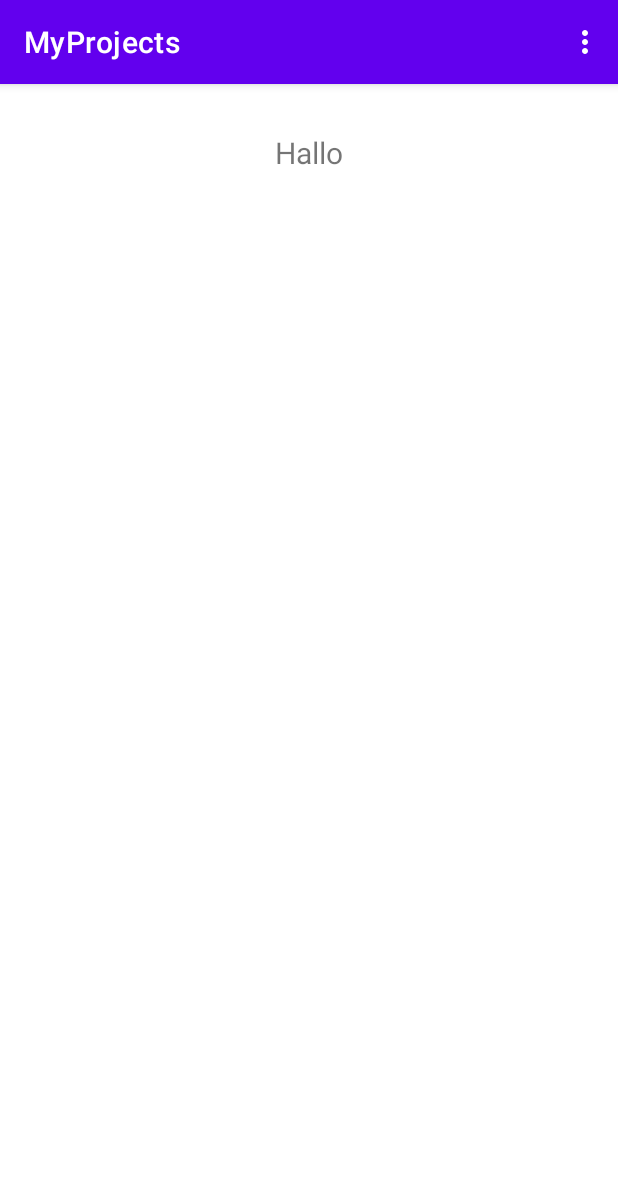
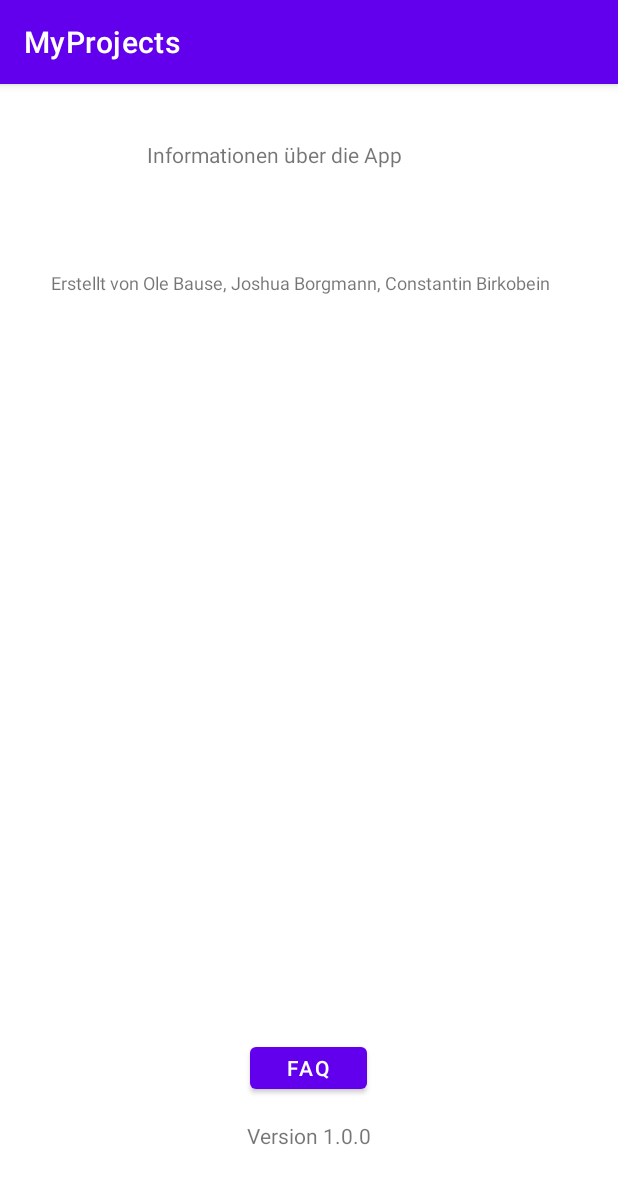
Before and after one commit to obause/MyProjects, an Android app: the screen it shows after launch once a user with an empty profile is signed in (ProjectListActivity before the commit, InfosActivity after it), in the options menu, after a tap on "Info", on a phone screen of 412 x 824 dp. Shown: the top 1184 px of the screen. Run offline under Robolectric (Android 15) with nearby library versions, the phone set to English and light mode, and no system bars; our stand-ins replace Firebase (no records; nobody signed in at launch, a user with empty details on screens opened directly).

Commit message:
einfache Infoseite erstellt

```diff
--- a/app/src/main/AndroidManifest.xml
+++ b/app/src/main/AndroidManifest.xml
@@ -1,6 +1,6 @@
 <?xml version="1.0" encoding="utf-8"?>
 <manifest xmlns:android="http://schemas.android.com/apk/res/android"
-    package="de.hochschulehannover.myprojects">
+    package="de.hochschulehannover.myprojects" >
 
     <application
         android:allowBackup="true"
@@ -8,7 +8,10 @@
         android:label="@string/app_name"
         android:roundIcon="@mipmap/ic_launcher_round"
         android:supportsRtl="true"
-        android:theme="@style/Theme.MyProjects">
+        android:theme="@style/Theme.MyProjects" >
+        <activity
+            android:name=".InfosActivity"
+            android:exported="false" />
         <activity
             android:name=".RegisterActivity"
             android:exported="true" />
@@ -21,7 +24,7 @@
             android:label="@string/title_activity_login" />
         <activity
             android:name=".MainActivity"
-            android:exported="true">
+            android:exported="true" >
             <intent-filter>
                 <action android:name="android.intent.action.MAIN" />
 
--- /dev/null
+++ b/app/src/main/java/de/hochschulehannover/myprojects/InfosActivity.java
@@ -0,0 +1,26 @@
+package de.hochschulehannover.myprojects;
+
+import androidx.appcompat.app.AppCompatActivity;
+
+import android.os.Bundle;
+import android.widget.Button;
+import android.widget.TextView;
+
+public class InfosActivity extends AppCompatActivity {
+
+    TextView headlineTextView;
+    TextView authorsTextView;
+    Button faqButton;
+    TextView versionTextView;
+
+
+    @Override
+    protected void onCreate(Bundle savedInstanceState) {
+        super.onCreate(savedInstanceState);
+        setContentView(R.layout.activity_infos);
+        headlineTextView = findViewById(R.id.headlineTextView);
+        authorsTextView = findViewById(R.id.authorsTextView);
+        versionTextView = findViewById(R.id.versionTextView);
+        faqButton = findViewById(R.id.faqButton);
+    }
+}
--- a/app/src/main/java/de/hochschulehannover/myprojects/ProjectListActivity.java
+++ b/app/src/main/java/de/hochschulehannover/myprojects/ProjectListActivity.java
@@ -49,6 +49,13 @@
             FirebaseAuth.getInstance().signOut();
             finish();
         }
+        if (item.getItemId()==R.id.info){
+            goToInfo();
+        }
         return true;
     }
+    public void goToInfo() {
+        Intent intent = new Intent(ProjectListActivity.this, InfosActivity.class);
+        startActivity(intent);
+    }
 }
--- /dev/null
+++ b/app/src/main/res/layout/activity_infos.xml
@@ -0,0 +1,60 @@
+<?xml version="1.0" encoding="utf-8"?>
+<androidx.constraintlayout.widget.ConstraintLayout xmlns:android="http://schemas.android.com/apk/res/android"
+    xmlns:app="http://schemas.android.com/apk/res-auto"
+    xmlns:tools="http://schemas.android.com/tools"
+    android:layout_width="match_parent"
+    android:layout_height="match_parent"
+    tools:context=".InfosActivity">
+
+    <TextView
+        android:id="@+id/headlineTextView"
+        android:layout_width="0dp"
+        android:layout_height="wrap_content"
+        android:layout_marginStart="98dp"
+        android:layout_marginTop="37dp"
+        android:layout_marginEnd="120dp"
+        android:text="Informationen über die App"
+        app:layout_constraintEnd_toEndOf="parent"
+        app:layout_constraintStart_toStartOf="parent"
+        app:layout_constraintTop_toTopOf="parent"
+        tools:textSize="16sp" />
+
+    <TextView
+        android:id="@+id/authorsTextView"
+        android:layout_width="0dp"
+        android:layout_height="wrap_content"
+        android:layout_marginStart="34dp"
+        android:layout_marginTop="67dp"
+        android:layout_marginEnd="35dp"
+        android:text="Erstellt von Ole Bause, Joshua Borgmann, Constantin Birkobein"
+        android:textSize="12sp"
+        app:layout_constraintEnd_toEndOf="parent"
+        app:layout_constraintHorizontal_bias="0.0"
+        app:layout_constraintStart_toStartOf="parent"
+        app:layout_constraintTop_toBottomOf="@+id/headlineTextView" />
+
+    <TextView
+        android:id="@+id/versionTextView"
+        android:layout_width="wrap_content"
+        android:layout_height="wrap_content"
+        android:layout_marginStart="170dp"
+        android:layout_marginEnd="170dp"
+        android:layout_marginBottom="57dp"
+        android:text="Version 1.0.0"
+        app:layout_constraintBottom_toBottomOf="parent"
+        app:layout_constraintEnd_toEndOf="parent"
+        app:layout_constraintStart_toStartOf="parent"
+        tools:textSize="12sp" />
+
+    <Button
+        android:id="@+id/faqButton"
+        android:layout_width="78dp"
+        android:layout_height="40dp"
+        android:layout_marginStart="166dp"
+        android:layout_marginEnd="167dp"
+        android:layout_marginBottom="15dp"
+        android:text="FAQ"
+        app:layout_constraintBottom_toTopOf="@+id/versionTextView"
+        app:layout_constraintEnd_toEndOf="parent"
+        app:layout_constraintStart_toStartOf="parent" />
+</androidx.constraintlayout.widget.ConstraintLayout>
```
